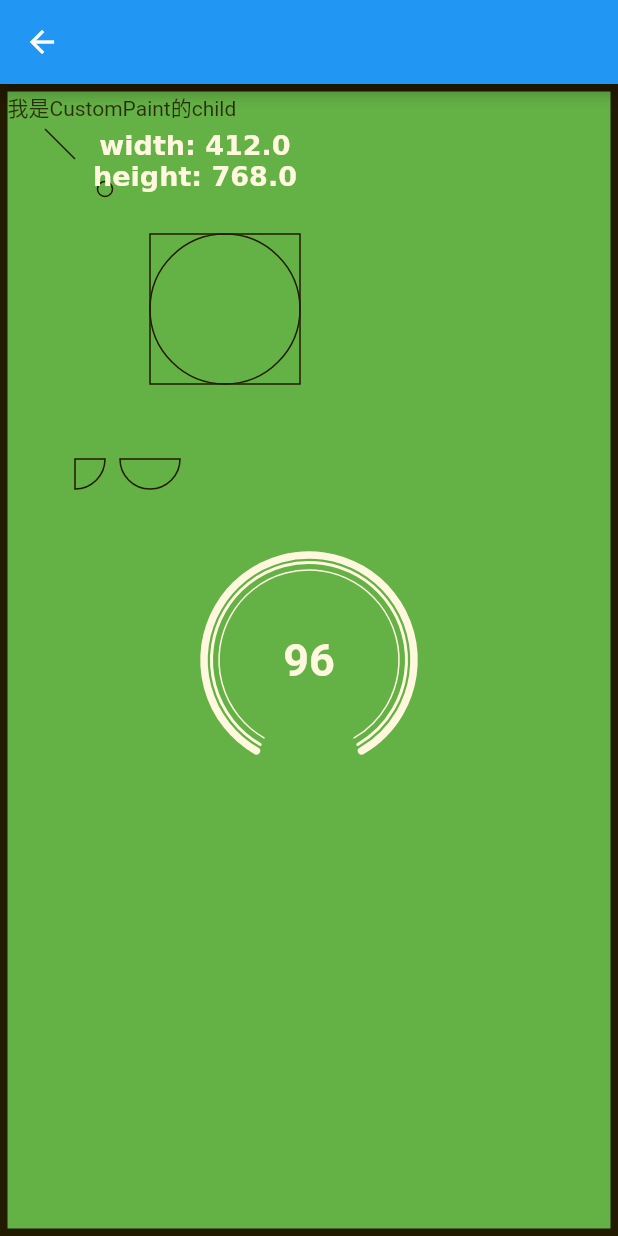
After one commit to lifelikejuly/Flutter_Demo, a Flutter app: the DemoPage screen opened directly, after a tap on "画布", on a phone screen of 412 x 824 dp. The commit adds this screen. Run offline on Flutter 3.47's test engine with Material 2 defaults, Android fonts, the phone set to English and light mode, and no system bars; our stand-ins replace charts_flutter, dio, flutter_swiper, pull_to_refresh.

Commit message:
do: painter demo

```diff
--- /dev/null
+++ b/lib/demo/painter/painter_demo.dart
@@ -0,0 +1,145 @@
+import 'dart:math';
+import 'dart:ui';
+
+import 'package:flutter/material.dart';
+import 'package:flutter/material.dart' as prefix0;
+
+class PainterDemo extends StatefulWidget {
+  @override
+  _PainterDemoState createState() => _PainterDemoState();
+}
+
+class _PainterDemoState extends State<PainterDemo> {
+  @override
+  Widget build(BuildContext context) {
+    return Scaffold(
+      appBar: AppBar(),
+      body: Container(
+        height: double.infinity,
+        width: double.infinity,
+        child:
+        CustomPaint(
+          painter: CanvasPainter(),
+          foregroundPainter: ForegroundPainter(),
+          child: Container(
+            height: 50,
+            decoration: BoxDecoration(
+              border: Border.all(color: Colors.black, width: 5),
+            ),
+            child: Stack(
+              children: <Widget>[
+                Text("我是CustomPaint的child"),
+                Center(
+                  child: Text(
+                    "96",
+                    style: TextStyle(
+                      color: Colors.white,
+                      fontSize: 30,
+                      fontWeight: FontWeight.bold,
+                    ),
+                  ),
+                )
+              ],
+            ),
+          ),
+        ),
+      ),
+    );
+  }
+}
+
+class CanvasPainter extends CustomPainter {
+  @override
+  void paint(Canvas canvas, Size size) {
+    Paint paint = Paint();
+    paint.color = Colors.black;
+    paint.strokeWidth = 1;
+    paint.style = PaintingStyle.stroke;
+    canvas.drawColor(Colors.green, Paint().blendMode);
+    canvas.drawLine(Offset(30, 30), Offset(50, 50), paint);
+    canvas.drawCircle(Offset(70, 70), 5, paint);
+    canvas.drawRect(Rect.fromLTRB(100, 100, 200, 200), paint);
+    canvas.drawOval(Rect.fromLTRB(100, 100, 200, 200), paint);
+
+    canvas.drawArc(
+        Rect.fromCircle(
+            center: Offset(50, 250), radius: 20),
+        0 * (pi / 180),
+        90 * (pi / 180),
+        true,
+        paint);
+    canvas.drawArc(
+        Rect.fromCircle(
+            center: Offset(100, 250), radius: 20),
+        0 * (pi / 180),
+        180 * (pi / 180),
+        true,
+        paint);
+    ParagraphBuilder pb = ParagraphBuilder(ParagraphStyle(
+      textAlign: TextAlign.center,
+      fontWeight: FontWeight.w600,
+      fontStyle: FontStyle.normal,
+      fontSize: 18,
+    ))
+      ..addText("width: ${size.width} height: ${size.height}");
+    ParagraphConstraints pc = ParagraphConstraints(width: 200);
+    Paragraph paragraph = pb.build()..layout(pc);
+    canvas.drawParagraph(paragraph, Offset(30, 30));
+
+    paint.style = PaintingStyle.stroke;
+    paint.strokeWidth = 5;
+    paint.strokeCap = StrokeCap.round;
+    paint.color = Colors.white;
+    canvas.drawArc(
+        Rect.fromCircle(
+            center: Offset(size.width / 2, size.height / 2), radius: 70),
+        -240 * (pi / 180),
+        300 * (pi / 180),
+        false,
+        paint);
+    paint.strokeWidth = 2;
+    canvas.drawArc(
+        Rect.fromCircle(
+            center: Offset(size.width / 2, size.height / 2), radius: 65),
+        -240 * (pi / 180),
+        300 * (pi / 180),
+        false,
+        paint);
+    paint.strokeWidth = 1;
+    canvas.drawArc(
+        Rect.fromCircle(
+            center: Offset(size.width / 2, size.height / 2), radius: 60),
+        -240 * (pi / 180),
+        300 * (pi / 180),
+        false,
+        paint);
+  }
+
+  @override
+  bool shouldRepaint(CustomPainter oldDelegate) {
+    return false;
+  }
+}
+
+class ForegroundPainter extends CustomPainter {
+  @override
+  void paint(Canvas canvas, Size size) {
+    canvas.drawColor(Color(0x22FFC107), Paint().blendMode);
+  }
+
+  @override
+  bool shouldRepaint(CustomPainter oldDelegate) {
+    return false;
+  }
+}
+
+class DemoPainter extends CustomPainter{
+  @override
+  void paint(Canvas canvas, Size size) {
+  }
+
+  @override
+  bool shouldRepaint(CustomPainter oldDelegate) {
+    return null;
+  }
+}
--- a/lib/demo_page.dart
+++ b/lib/demo_page.dart
@@ -8,9 +8,11 @@ import 'package:flutter_demo/demo/drawer/drag_drawer_demo.dart';
 import 'package:flutter_demo/demo/flip/flip_demo.dart';
 import 'package:flutter_demo/demo/lifecycle/statefullifecycle_demo.dart';
 import 'package:flutter_demo/demo/lifecycle/statelessLifecycle_demo.dart';
+import 'package:flutter_demo/demo/painter/painter_demo.dart';
 import 'package:flutter_demo/demo/router/router_ani_demo.dart';
 import 'package:flutter_demo/demo/router/router_data_demo.dart';
 import 'package:flutter_demo/demo/router/router_demo.dart';
+import 'package:flutter_demo/part/charts_flutter_demo.dart';
 import 'package:flutter_demo/part/refresh_demo.dart';
 import 'package:flutter_demo/part/swiper_demo.dart';
 import 'package:flutter_demo/ui/bottom_nav_demo.dart';
@@ -35,10 +37,12 @@ class _UIDemoState extends State<DemoPage> {
       case "ui":
         demos["底部导航"] = BottomNavDemo();
         demos["弹窗"] = DialogDemo();
+        demos["画布"] = PainterDemo();
         break;
       case "part":
         demos["轮播组件"] = SwiperDemo();
         demos["列表刷新组件"] = RefreshDemo();
+        demos["charts_flutter"] = ChartsDemo();
         break;
       case "other":
         demos["drawer"] = DrawerDemo();
@@ -75,8 +79,10 @@ class _UIDemoState extends State<DemoPage> {
               onPressed: () {
                 if (item.key == "RootRouter") {
                   Navigator.of(context).pushAndRemoveUntil(
-                      MaterialPageRoute(builder: (BuildContext context) => item.value),
-                      ModalRoute.withName('/222'),);
+                    MaterialPageRoute(
+                        builder: (BuildContext context) => item.value),
+                    ModalRoute.withName('/222'),
+                  );
                 } else {
                   Navigator.of(context).push(
                     MaterialPageRoute(
--- a/pubspec.yaml
+++ b/pubspec.yaml
@@ -34,6 +34,7 @@ dependencies:
 #  pointycastle: 1.0.1
   steel_crypt: 1.3.2+1
   fluro: 1.5.1
+  charts_flutter: 0.8.1
 
 dev_dependencies:
   flutter_test:
```
Also changed, not shown: lib/part/charts_flutter_demo.dart (added, +103 -0 lines), pubspec.lock.
